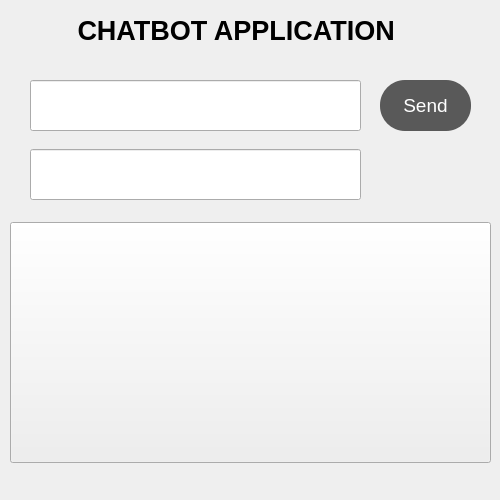
Old version of the form chatbot.ui in the repository bioengsamar/socket-project.
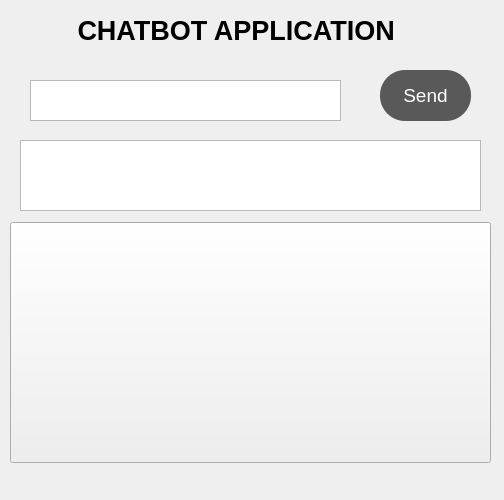
New version of the form. Icons and pictures are not drawn.

```diff
--- a/chatbot.ui
+++ b/chatbot.ui
@@ -6,7 +6,7 @@
    <rect>
     <x>0</x>
     <y>0</y>
-    <width>500</width>
+    <width>504</width>
     <height>500</height>
    </rect>
   </property>
@@ -18,16 +18,6 @@
     <normaloff>1200px-Facebook_Messenger_logo_2013.svg.png</normaloff>1200px-Facebook_Messenger_logo_2013.svg.png</iconset>
   </property>
   <widget class="QWidget" name="centralwidget">
-   <widget class="QLineEdit" name="lineEdit">
-    <property name="geometry">
-     <rect>
-      <x>30</x>
-      <y>80</y>
-      <width>331</width>
-      <height>51</height>
-     </rect>
-    </property>
-   </widget>
    <widget class="QLabel" name="label">
     <property name="geometry">
      <rect>
@@ -71,21 +61,11 @@
      </size>
     </property>
    </widget>
-   <widget class="QLineEdit" name="lineEdit_2">
-    <property name="geometry">
-     <rect>
-      <x>30</x>
-      <y>149</y>
-      <width>331</width>
-      <height>51</height>
-     </rect>
-    </property>
-   </widget>
    <widget class="QPushButton" name="pushButton">
     <property name="geometry">
      <rect>
       <x>380</x>
-      <y>80</y>
+      <y>70</y>
       <width>91</width>
       <height>51</height>
      </rect>
@@ -110,6 +90,26 @@
      <string>Send</string>
     </property>
    </widget>
+   <widget class="QTextBrowser" name="textBrowser">
+    <property name="geometry">
+     <rect>
+      <x>20</x>
+      <y>140</y>
+      <width>461</width>
+      <height>71</height>
+     </rect>
+    </property>
+   </widget>
+   <widget class="QTextEdit" name="textEdit">
+    <property name="geometry">
+     <rect>
+      <x>30</x>
+      <y>80</y>
+      <width>311</width>
+      <height>41</height>
+     </rect>
+    </property>
+   </widget>
   </widget>
  </widget>
  <resources/>
```
